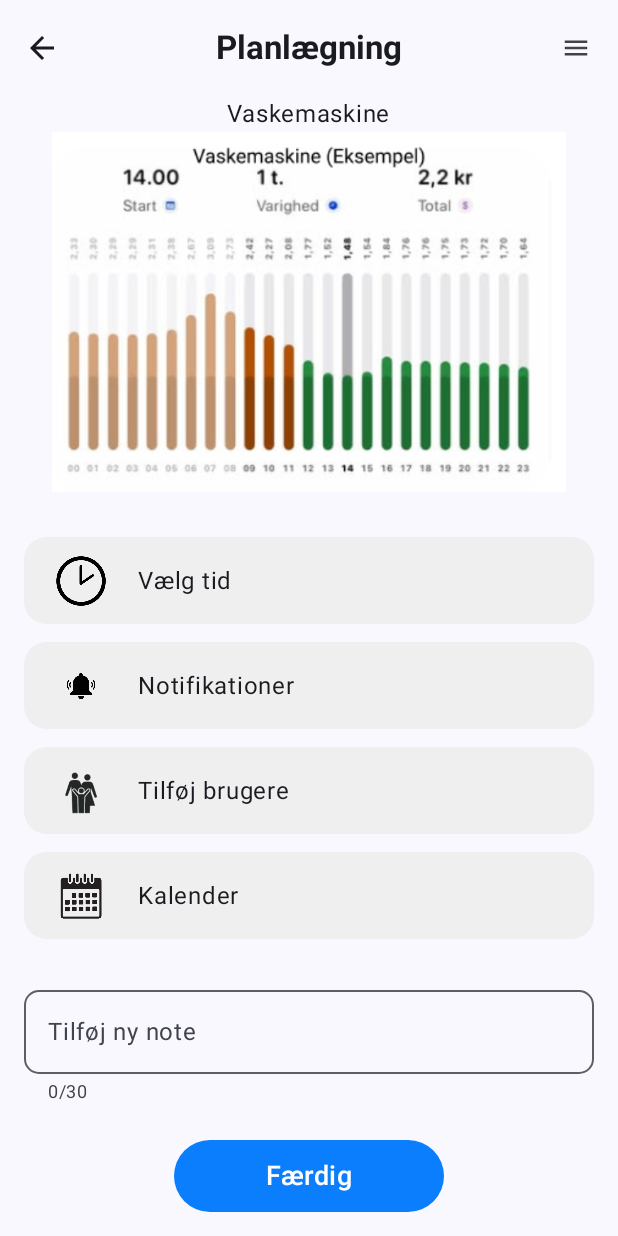
After one commit to DrClocktor/Min-Strom, an Android app built with Jetpack Compose: the composable AddPlanScreen shown on its own in the app's theme, on a phone screen of 412 x 824 dp. The commit adds this screen. Run offline under Robolectric (Android 15) with nearby library versions, the phone set to English and light mode, and no system bars.

Commit message:
added AddPlanScreen, timer and sms notification from InviteUsersSms page

```diff
--- a/app/src/main/java/com/example/minstrom/MainActivity.kt
+++ b/app/src/main/java/com/example/minstrom/MainActivity.kt
@@ -69,6 +69,9 @@ class MainActivity : ComponentActivity() {
                             composable("menu") {
                                 MenuScreen(navController)
                             }
+                            composable("add_plan") {
+                                AddPlanScreen(navController)
+                            }
                         }
                     }
                 }
--- /dev/null
+++ b/app/src/main/java/com/example/minstrom/ui/screens/AddPlanScreen.kt
@@ -0,0 +1,201 @@
+package com.example.minstrom.ui.screens
+
+import android.app.TimePickerDialog
+import androidx.compose.foundation.Image
+import androidx.compose.foundation.background
+import androidx.compose.foundation.clickable
+import androidx.compose.foundation.layout.*
+import androidx.compose.foundation.shape.RoundedCornerShape
+import androidx.compose.material.icons.Icons
+import androidx.compose.material.icons.filled.ArrowBack
+import androidx.compose.material3.*
+import androidx.compose.runtime.*
+import androidx.compose.ui.Alignment
+import androidx.compose.ui.Modifier
+import androidx.compose.ui.graphics.Color
+import androidx.compose.ui.platform.LocalContext
+import androidx.compose.ui.res.painterResource
+import androidx.compose.ui.text.font.FontWeight
+import androidx.compose.ui.unit.dp
+import androidx.compose.ui.unit.sp
+import androidx.navigation.NavController
+import com.example.minstrom.R
+import androidx.compose.ui.text.input.TextFieldValue
+import androidx.compose.ui.tooling.preview.Preview
+import androidx.navigation.compose.rememberNavController
+
+@OptIn(ExperimentalMaterial3Api::class)
+@Composable
+fun AddPlanScreen(navController: NavController) {
+    val context = LocalContext.current
+    var note by remember { mutableStateOf(TextFieldValue("")) }
+    var showTimePicker by remember { mutableStateOf(false) }
+    var selectedTime by remember { mutableStateOf("") }
+
+    Scaffold(
+        modifier = Modifier.fillMaxSize(),
+        topBar = {
+            CenterAlignedTopAppBar(
+                modifier = Modifier.padding(WindowInsets.statusBars.asPaddingValues()),
+                title = {
+                    Column(horizontalAlignment = Alignment.CenterHorizontally) {
+                        Text("Planlægning", fontSize = 22.sp, fontWeight = FontWeight.Bold)
+                    }
+                },
+                navigationIcon = {
+                    IconButton(onClick = { navController.popBackStack() }) {
+                        Icon(Icons.Default.ArrowBack, contentDescription = "Tilbage")
+                    }
+                },
+                actions = {
+                    IconButton(onClick = { navController.navigate("menu") }) {
+                        Icon(
+                            painter = painterResource(id = R.drawable.ic_menu),
+                            contentDescription = "Menu"
+                        )
+                    }
+                }
+            )
+        }
+    ) { innerPadding ->
+        Column(
+            modifier = Modifier
+                .fillMaxSize()
+                .padding(
+                    top = innerPadding.calculateTopPadding(),
+                    start = 16.dp,
+                    end = 16.dp,
+                    bottom = 16.dp
+                ),
+            horizontalAlignment = Alignment.CenterHorizontally
+        ) {
+            Text("Vaskemaskine", fontSize = 16.sp)
+
+            Image(
+                painter = painterResource(id = R.drawable.electricity_prices_chart),
+                contentDescription = "Graf",
+                modifier = Modifier
+                    .fillMaxWidth()
+                    .height(240.dp)
+            )
+
+            Spacer(modifier = Modifier.height(24.dp))
+
+            PlanActionButton(
+                icon = R.drawable.ic_time,
+                label = "Vælg tid",
+                onClick = { showTimePicker = true }
+            )
+            PlanActionButton(
+                icon = R.drawable.ic_notifications,
+                label = "Notifikationer",
+                onClick = { showTimePicker = true }
+            )
+            PlanActionButton(
+                icon = R.drawable.ic_users,
+                label = "Tilføj brugere",
+                onClick = { navController.navigate("invite_users") }
+            )
+            PlanActionButton(
+                icon = R.drawable.ic_calender,
+                label = "Kalender",
+                onClick = { showTimePicker = true }
+            )
+
+            Spacer(modifier = Modifier.height(20.dp))
+
+            OutlinedTextField(
+                value = note,
+                onValueChange = { note = it },
+                label = { Text("Tilføj ny note") },
+                modifier = Modifier.fillMaxWidth(),
+                maxLines = 2,
+                shape = RoundedCornerShape(10.dp),
+                supportingText = { Text("${note.text.length}/30") }
+            )
+
+            Spacer(modifier = Modifier.height(24.dp))
+
+            Button(
+                onClick = { /* Håndter færdig */ },
+                modifier = Modifier
+                    .width(180.dp)
+                    .height(50.dp),
+                colors = ButtonDefaults.buttonColors(containerColor = Color(0xFF0A7EFD)),
+                shape = RoundedCornerShape(30.dp)
+            ) {
+                Text("Færdig", fontSize = 18.sp, color = Color.White)
+            }
+        }
+
+        if (showTimePicker) {
+            AndroidTimePicker(
+                context = context,
+                onTimeSelected = { hour, minute ->
+                    selectedTime = String.format("%02d:%02d", hour, minute)
+                    showTimePicker = false
+                },
+                onDismiss = { showTimePicker = false }
+            )
+        }
+    }
+}
+
+@Composable
+fun PlanActionButton(icon: Int, label: String, onClick: () -> Unit) {
+    Row(
+        modifier = Modifier
+            .fillMaxWidth()
+            .height(70.dp)
+            .padding(vertical = 6.dp)
+            .background(Color(0xFFEFEFEF), RoundedCornerShape(15.dp))
+            .clickable { onClick() }
+            .padding(horizontal = 16.dp),
+        verticalAlignment = Alignment.CenterVertically
+    ) {
+        Image(
+            painter = painterResource(id = icon),
+            contentDescription = label,
+            modifier = Modifier.size(44.dp)
+        )
+        Spacer(modifier = Modifier.width(16.dp))
+        Text(label, fontSize = 16.sp)
+    }
+}
+
+@Composable
+fun AndroidTimePicker(
+    context: android.content.Context,
+    onTimeSelected: (hour: Int, minute: Int) -> Unit,
+    onDismiss: () -> Unit
+) {
+    val currentTime = java.util.Calendar.getInstance()
+    val hour = currentTime.get(java.util.Calendar.HOUR_OF_DAY)
+    val minute = currentTime.get(java.util.Calendar.MINUTE)
+
+    DisposableEffect(Unit) {
+        val dialog = TimePickerDialog(
+            context,
+            { _, selectedHour, selectedMinute ->
+                onTimeSelected(selectedHour, selectedMinute)
+            },
+            hour,
+            minute,
+            true
+        )
+        dialog.setOnDismissListener { onDismiss() }
+        dialog.show()
+
+        onDispose { dialog.dismiss() }
+    }
+}
+
+
+
+
+
+@Preview(showBackground = true)
+@Composable
+fun AddPlanScreenPreview() {
+    AddPlanScreen(navController = rememberNavController())
+}
--- a/app/src/main/java/com/example/minstrom/ui/screens/MenuScreen.kt
+++ b/app/src/main/java/com/example/minstrom/ui/screens/MenuScreen.kt
@@ -53,7 +53,7 @@ fun MenuScreen(navController: NavController) {
         ) {
             Spacer(modifier = Modifier.height(16.dp))
 
-            // Top grid (2x2)
+            // Top grid
             Column(
                 modifier = Modifier.fillMaxWidth()
             ) {
```
Also changed, not shown: app/src/main/java/com/example/minstrom/ui/screens/InviteUsersSms.kt (+28 -4 lines), app/src/main/java/com/example/minstrom/ui/screens/PlanningScreen.kt (+13 -6 lines), app/src/main/res/drawable/ic_calender.png (added), app/src/main/res/drawable/ic_time.png (added).
